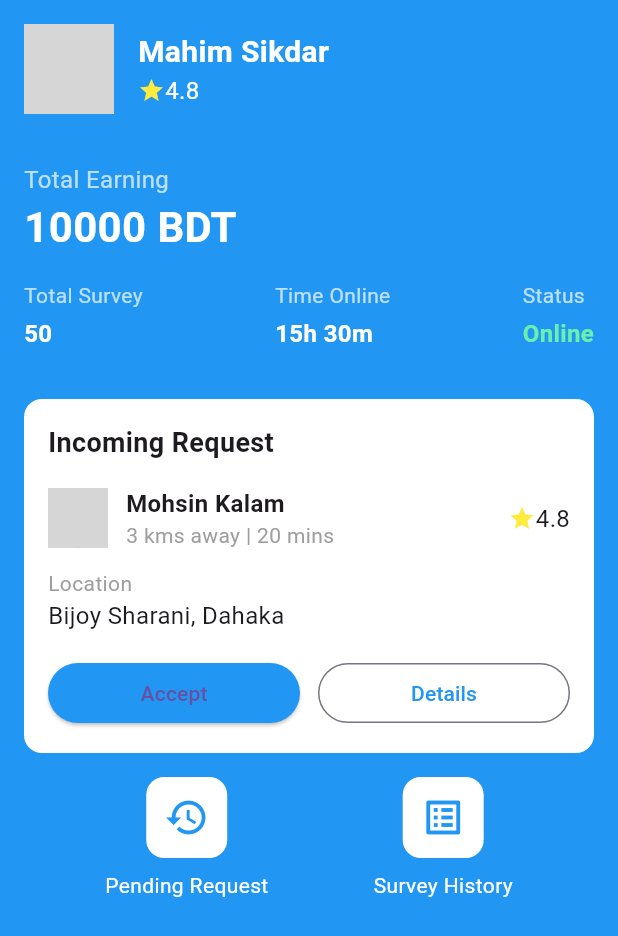
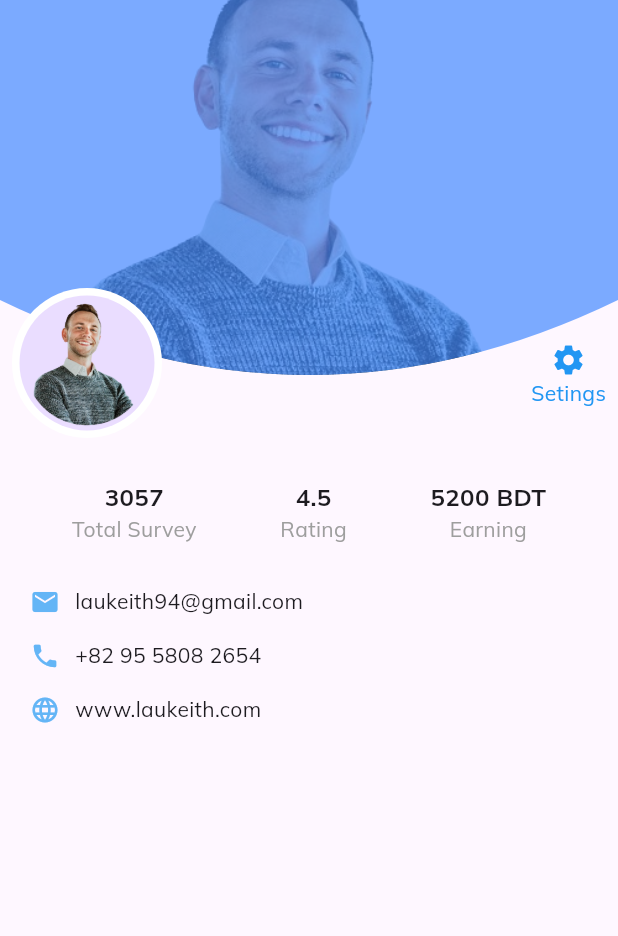
Before and after one commit to SadakatulShakil/Serveyor-App, a Flutter app: the ProfileScreen screen opened directly, on a phone screen of 412 x 824 dp. Shown: the top 936 px of the screen. Run offline on Flutter 3.47's test engine with Material 3 defaults, Android fonts, the phone set to English and light mode, and no system bars; our stand-ins replace flutter_svg, get, google_fonts, shared_preferences; accounts and stored records are empty; grey boxes are pictures that could not be loaded.

Commit message:
profile page design done

```diff
--- a/lib/View/Screen/Dashboard/Profile/ProfileScreen.dart
+++ b/lib/View/Screen/Dashboard/Profile/ProfileScreen.dart
@@ -1,4 +1,5 @@
 import 'package:flutter/material.dart';
+import 'package:google_fonts/google_fonts.dart';
 
 class ProfileScreen extends StatefulWidget {
   bool isBackButton;
@@ -10,218 +11,140 @@ class ProfileScreen extends StatefulWidget {
 
 class _ProfileScreenState extends State<ProfileScreen> {
   // Example state variables
-  String userName = 'Mahim Sikdar';
-  double userRating = 4.8;
-  int totalEarning = 10000;
-  int totalSurvey = 50;
-  String timeOnline = '15h 30m';
-  String status = 'Online';
-
   @override
   Widget build(BuildContext context) {
     return Scaffold(
-      body: Container(
-        color: Colors.blue,
-        child: SafeArea(
-          child: Column(
+      body: Column(
         children: [
-              _buildProfileSection(),
-              _buildStatsSection(),
-              _buildIncomingRequestCard(),
-              _buildBottomButtons(),
+          Stack(
+            clipBehavior: Clip.none,
+            alignment: Alignment.bottomLeft,
+            children: [
+              ClipPath(
+                clipper: MyClipper(),
+                child: Container(
+                  height: 300,
+                  width: MediaQuery.of(context).size.width,
+                  child: Stack(
+                    fit: StackFit.expand,
+                    children: [
+                      Image.asset(
+                        'assets/images/mahim.png',
+                        fit: BoxFit.cover,
+                      ),
+                      Container(
+                        color: Colors.blueAccent.withOpacity(0.7),
+                      ),
                     ],
                   ),
                 ),
               ),
-    );
-  }
-
-  Widget _buildProfileSection() {
-    return Padding(
-      padding: const EdgeInsets.all(16.0),
+              if (widget.isBackButton)
+                Positioned(
+                  top: 40,
+                  left: 10,
+                  child: IconButton(
+                    icon: Icon(Icons.arrow_back, color: Colors.white),
+                    onPressed: () {
+                      Navigator.pop(context);
+                    },
+                  ),
+                ),
+              Padding(
+                padding: const EdgeInsets.all(8.0),
                 child: Row(
+                  mainAxisAlignment: MainAxisAlignment.spaceBetween,
                   children: [
-          CircleAvatar(
-            radius: 30,
-            backgroundImage: AssetImage('assets/profile_image.jpg'),
+                    Positioned(
+                      left: 20,
+                      bottom: 10,
+                      child: CircleAvatar(
+                        radius: 50,
+                        backgroundColor: Colors.white,
+                        child: CircleAvatar(
+                          radius: 45,
+                          backgroundImage: AssetImage('assets/images/mahim.png'),
                         ),
-          SizedBox(width: 16),
+                      ),
+                    ),
                     Column(
-            crossAxisAlignment: CrossAxisAlignment.start,
                       children: [
-              Text(
-                userName,
-                style: TextStyle(color: Colors.white, fontSize: 20, fontWeight: FontWeight.bold),
+                        SizedBox(height: 16,),
+                        Icon(
+                          Icons.settings,
+                          color: Colors.blue,
                         ),
-              Row(
-                children: [
-                  Icon(Icons.star, color: Colors.yellow, size: 18),
-                  Text(
-                    userRating.toString(),
-                    style: TextStyle(color: Colors.white, fontSize: 16),
-                  ),
+                        Text("Setings", style: GoogleFonts.mulish(color: Colors.blue),)
                       ],
                     ),
                   ],
                 ),
+              ),
+            ],
+          ),
+          SizedBox(height: 20),
+          Padding(
+            padding: const EdgeInsets.symmetric(horizontal: 20),
+            child: Row(
+              mainAxisAlignment: MainAxisAlignment.spaceAround,
+              children: [
+                _buildStatColumn('3057', 'Total Survey'),
+                _buildStatColumn('4.5', 'Rating'),
+                _buildStatColumn('5200 BDT', 'Earning'),
+              ],
+            ),
+          ),
+          SizedBox(height: 20),
+          _buildInfoRow(Icons.email, 'laukeith94@gmail.com'),
+          _buildInfoRow(Icons.phone, '+82 95 5808 2654'),
+          _buildInfoRow(Icons.language, 'www.laukeith.com'),
         ],
       ),
     );
   }
 
-  Widget _buildStatsSection() {
-    return Padding(
-      padding: const EdgeInsets.all(16.0),
-      child: Column(
-        crossAxisAlignment: CrossAxisAlignment.start,
+  Widget _buildStatColumn(String count, String label) {
+    return Column(
       children: [
         Text(
-            'Total Earning',
-            style: TextStyle(color: Colors.white70, fontSize: 16),
+          count,
+          style: GoogleFonts.mulish(fontWeight: FontWeight.bold, fontSize: 16),
         ),
-          Text(
-            '$totalEarning BDT',
-            style: TextStyle(color: Colors.white, fontSize: 28, fontWeight: FontWeight.bold),
-          ),
-          SizedBox(height: 16),
-          Row(
-            mainAxisAlignment: MainAxisAlignment.spaceBetween,
+        Text(label, style: GoogleFonts.mulish(color: Colors.grey)),
+      ],
+    );
+  }
+
+  Widget _buildInfoRow(IconData icon, String text) {
+    return Padding(
+      padding: const EdgeInsets.symmetric(vertical: 8.0, horizontal: 20.0),
+      child: Row(
         children: [
-              _buildStatItem('Total Survey', totalSurvey.toString()),
-              _buildStatItem('Time Online', timeOnline),
-              _buildStatItem('Status', status, isStatus: true),
-            ],
-          ),
+          Icon(icon, color: Colors.blue[300], size: 20),
+          SizedBox(width: 10),
+          Text(text, style: GoogleFonts.mulish(fontSize: 14)),
         ],
       ),
     );
   }
-
-  Widget _buildStatItem(String label, String value, {bool isStatus = false}) {
-    return Column(
-      crossAxisAlignment: CrossAxisAlignment.start,
-      children: [
-        Text(label, style: TextStyle(color: Colors.white70, fontSize: 14)),
-        SizedBox(height: 4),
-        Text(
-          value,
-          style: TextStyle(
-            color: isStatus ? Colors.greenAccent : Colors.white,
-            fontSize: 16,
-            fontWeight: FontWeight.bold,
-          ),
-        ),
-      ],
-    );
 }
 
-  Widget _buildIncomingRequestCard() {
-    return Container(
-      margin: EdgeInsets.all(16),
-      padding: EdgeInsets.all(16),
-      decoration: BoxDecoration(
-        color: Colors.white,
-        borderRadius: BorderRadius.circular(12),
-      ),
-      child: Column(
-        crossAxisAlignment: CrossAxisAlignment.start,
-        children: [
-          Text('Incoming Request', style: TextStyle(fontSize: 18, fontWeight: FontWeight.bold)),
-          SizedBox(height: 16),
-          Row(
-            children: [
-              CircleAvatar(
-                radius: 20,
-                backgroundImage: AssetImage('assets/mohsin_image.jpg'),
-              ),
-              SizedBox(width: 12),
-              Column(
-                crossAxisAlignment: CrossAxisAlignment.start,
-                children: [
-                  Text('Mohsin Kalam', style: TextStyle(fontSize: 16, fontWeight: FontWeight.bold)),
-                  Text('3 kms away | 20 mins', style: TextStyle(color: Colors.grey)),
-                ],
-              ),
-              Spacer(),
-              Icon(Icons.star, color: Colors.yellow, size: 18),
-              Text('4.8', style: TextStyle(fontSize: 16)),
-            ],
-          ),
-          SizedBox(height: 12),
-          Text('Location', style: TextStyle(color: Colors.grey)),
-          Text('Bijoy Sharani, Dahaka', style: TextStyle(fontSize: 16)),
-          SizedBox(height: 16),
-          Row(
-            children: [
-              Expanded(
-                child: ElevatedButton(
-                  onPressed: _handleAccept,
-                  child: Text('Accept'),
-                  style: ElevatedButton.styleFrom(primary: Colors.blue),
-                ),
-              ),
-              SizedBox(width: 12),
-              Expanded(
-                child: OutlinedButton(
-                  onPressed: _handleDetails,
-                  child: Text('Details'),
-                  style: OutlinedButton.styleFrom(primary: Colors.blue),
-                ),
-              ),
-            ],
-          ),
-        ],
-      ),
-    );
+class MyClipper extends CustomClipper<Path> {
+  @override
+  Path getClip(Size size) {
+    var path = Path();
+    path.lineTo(0, size.height - 100);
+    var firstControlPoint = Offset(size.width / 2, size.height);
+    var firstEndPoint = Offset(size.width, size.height - 100);
+    path.quadraticBezierTo(firstControlPoint.dx, firstControlPoint.dy,
+        firstEndPoint.dx, firstEndPoint.dy);
+    path.lineTo(size.width, 0);
+    path.close();
+    return path;
   }
 
-  Widget _buildBottomButtons() {
-    return Row(
-      mainAxisAlignment: MainAxisAlignment.spaceEvenly,
-      children: [
-        _buildIconButton(Icons.history, 'Pending Request', _handlePendingRequest),
-        _buildIconButton(Icons.list_alt, 'Survey History', _handleSurveyHistory),
-      ],
-    );
-  }
-
-  Widget _buildIconButton(IconData icon, String label, VoidCallback onPressed) {
-    return GestureDetector(
-      onTap: onPressed,
-      child: Column(
-        children: [
-          Container(
-            padding: EdgeInsets.all(12),
-            decoration: BoxDecoration(
-              color: Colors.white,
-              borderRadius: BorderRadius.circular(12),
-            ),
-            child: Icon(icon, color: Colors.blue, size: 30),
-          ),
-          SizedBox(height: 8),
-          Text(label, style: TextStyle(color: Colors.white)),
-        ],
-      ),
-    );
-  }
-
-  // Example methods to handle user interactions
-  void _handleAccept() {
-    // Implement accept logic
-    setState(() {
-      totalSurvey++;
-    });
-  }
-
-  void _handleDetails() {
-    // Implement details logic
-  }
-
-  void _handlePendingRequest() {
-    // Implement pending request logic
-  }
-
-  void _handleSurveyHistory() {
-    // Implement survey history logic
+  @override
+  bool shouldReclip(CustomClipper<Path> oldClipper) {
+    return false;
   }
 }
```
Also changed, not shown: lib/View/Screen/Dashboard/HomeScreen.dart (+27 -19 lines), lib/View/Screen/Splash/SplashScreen.dart (+32 -9 lines), lib/View/test.dart (added, +113 -0 lines), assets/images/splash.png (added). Lines whose indentation alone changed are shown as unchanged.
